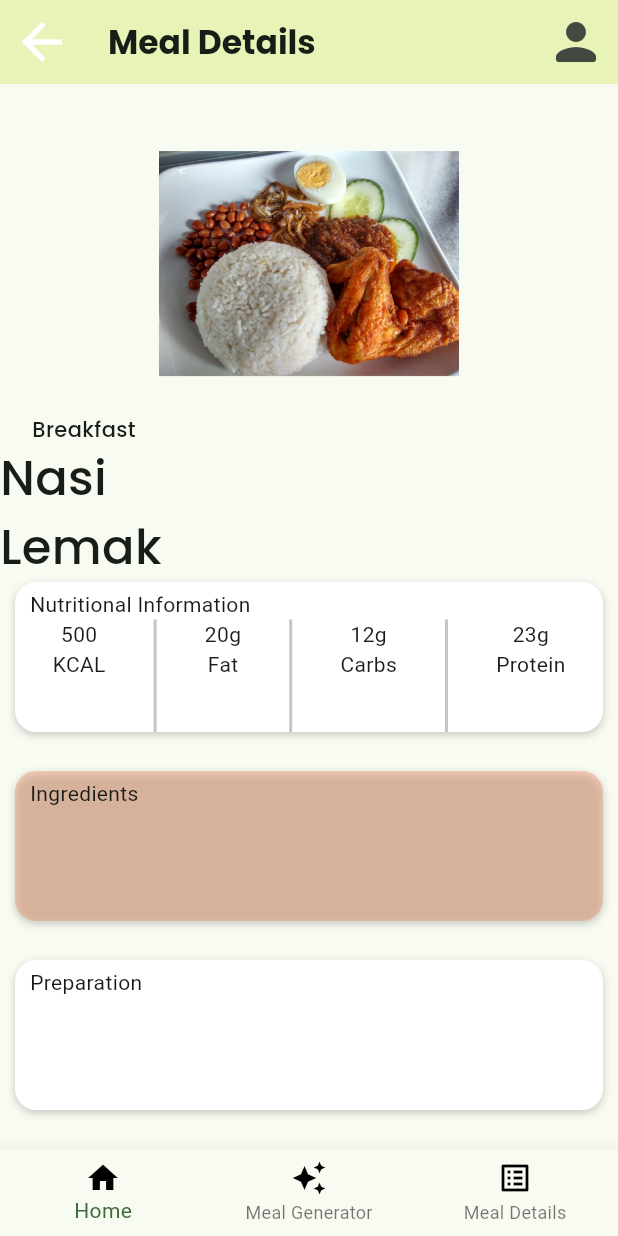
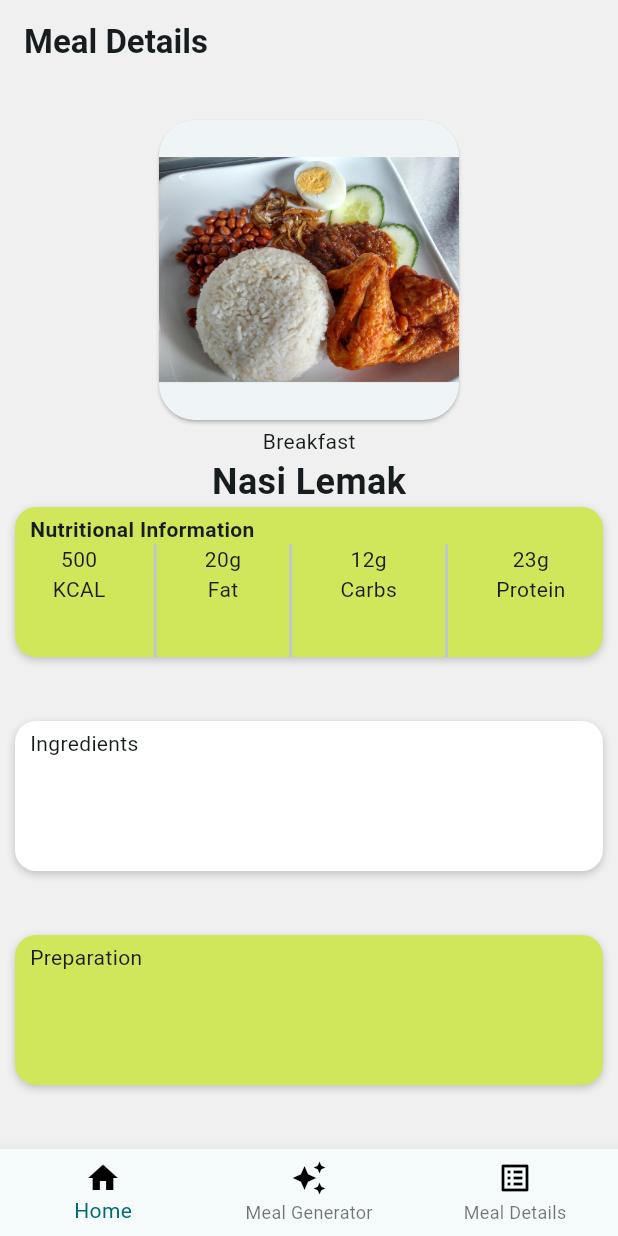
Before and after one commit to haiqalhasly/flutter-hackathonX, a Flutter app: the screen it shows after launch, on a phone screen of 412 x 824 dp. Run offline on Flutter 3.47's test engine with Material 3 defaults, Android fonts, the phone set to English and light mode, and no system bars; Roboto replaces fonts that are missing (lol).

Commit message:
detail commit

```diff
--- a/lib/main.dart
+++ b/lib/main.dart
@@ -18,8 +18,9 @@ class MyApp extends StatelessWidget {
       debugShowCheckedModeBanner: true,
       title: 'Meal-a-Nator',
       theme: ThemeData(
-        colorScheme: ColorScheme.fromSeed(seedColor: Colors.green),
+        colorScheme: ColorScheme.fromSeed(seedColor: Color.fromARGB(255, 240, 240, 240)),
         useMaterial3: true,
+        scaffoldBackgroundColor: Color.fromARGB(255, 240, 240, 240)
       ),
       home: MealDetails(),
     );
--- a/lib/mealdetails.dart
+++ b/lib/mealdetails.dart
@@ -28,18 +28,8 @@ class _MealDetailsState extends State<MealDetails> {
  //This is the AppBar --->
       appBar: AppBar(
         // backgroundColor: Theme.of(context).colorScheme.inversePrimary,
-        backgroundColor: Color.fromARGB(100, 208, 231, 92),
-        leading: Icon(
-                Icons.arrow_back,
-                size: 40,
-                color: Colors.white,
-              ),
-        actions: [IconButton(onPressed:(){} , icon: Icon(
-        Icons.person_rounded,
-        size: 40,
-              ),
-            ),
-          ],
+        backgroundColor: Color.fromARGB(255, 240, 240, 240),
+
         title: Text("Meal Details",style: TextStyle(fontFamily: "Poppins",fontWeight: FontWeight.bold),),
       ),
 
--- a/lib/mealtime/breakfast.dart
+++ b/lib/mealtime/breakfast.dart
@@ -16,27 +16,27 @@ class Breakfast extends StatelessWidget {
             //THIS IS IMAGE ->
             Padding(
               padding: const EdgeInsets.only(top:20),
+                child: Card(
+                  shape: RoundedRectangleBorder(
+                    borderRadius: BorderRadius.circular(24),),
+                      child:ClipRRect(
                         child: Image.asset(
                           'assets/nasilemak.png',
+                          height: 200,
                           width: 200,
-                height: 200,
                           fit: BoxFit.cover,
                           ),
+                        )
+                      )
                     ),
 
 
 // This is what type of meals eg: breakfast,lunch..
-            Padding(
-              padding: const EdgeInsets.only(right: 300),
-              child: Text('Breakfast',style: TextStyle(fontFamily: "Poppins",),
-              ),
+            Text('Breakfast',style: TextStyle(fontFamily: "Poppins",),
             ),
 
 //This is the meal's name
-            Padding(
-              padding: const EdgeInsets.only(right: 245),
-              child: Text('Nasi Lemak',style: TextStyle(fontFamily: "Poppins",fontSize: 32),
-              ),
+            Text('Nasi Lemak',style: TextStyle(fontFamily: "lol",fontSize: 24, fontWeight: FontWeight.w600),
             ),
 
 //Nutritional Information --->
@@ -46,7 +46,7 @@ class Breakfast extends StatelessWidget {
                           width: 400,
                           height: 100,
                           decoration: BoxDecoration(
-                            color: Colors.white,
+                            color: Color.fromARGB(255, 208, 231, 92),
                             //     FlutterFlowTheme.of(context).secondaryBackground,
                             boxShadow: [
                               BoxShadow(
@@ -70,6 +70,7 @@ class Breakfast extends StatelessWidget {
                                       EdgeInsetsDirectional.fromSTEB(10, 5, 0, 0),
                                   child: Text(
                                     'Nutritional Information',
+                                    style: TextStyle(fontFamily: "Poppins", fontWeight: FontWeight.w600),
                                     // style: FlutterFlowTheme.of(context)
                                     //     .titleMedium
                                     //     .override(
@@ -222,7 +223,7 @@ Padding(
           width: 400,
           height: 100,
           decoration: BoxDecoration(
-            color: Color.fromARGB(100, 238, 139, 96),
+            color: Color.fromARGB(255, 255, 255, 255),
             // FlutterFlowTheme.of(context).tertiary,
             boxShadow: [
               BoxShadow(
@@ -274,7 +275,7 @@ Padding(
           width: 400,
           height: 100,
           decoration: BoxDecoration(
-            color: Colors.white,
+            color: Color.fromARGB(255, 208, 231, 92),
             // FlutterFlowTheme.of(context).secondaryBackground,
             boxShadow: [
               BoxShadow(
```
Also changed, not shown: lib/mealtime/dinner.dart (+13 -12 lines), lib/mealtime/lunch.dart (+18 -19 lines), pubspec.yaml (+8 -9 lines). Lines whose indentation alone changed are shown as unchanged.
